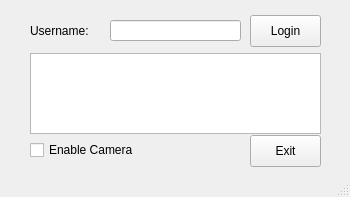
First picture: the form in ui/loginwindow.ui, repository alfaloo/CryptograFace, before the edit.
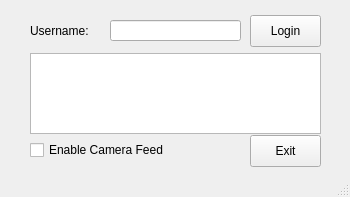
Second picture: the form after the edit.

The edit to the form file:
```diff
--- a/ui/loginwindow.ui
+++ b/ui/loginwindow.ui
@@ -68,12 +68,12 @@
                     <rect>
                         <x>30</x>
                         <y>140</y>
-                        <width>121</width>
+                        <width>151</width>
                         <height>20</height>
                     </rect>
                 </property>
                 <property name="text">
-                    <string>Enable Camera</string>
+                    <string>Enable Camera Feed</string>
                 </property>
             </widget>
             <widget class="QPushButton" name="btnExit">
```
